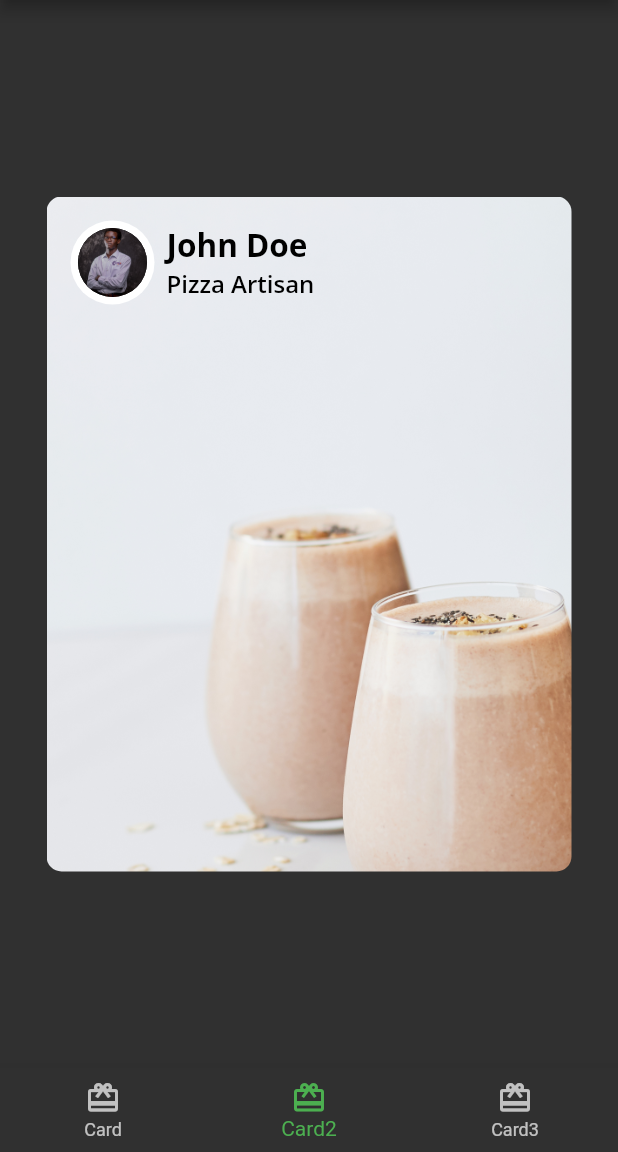
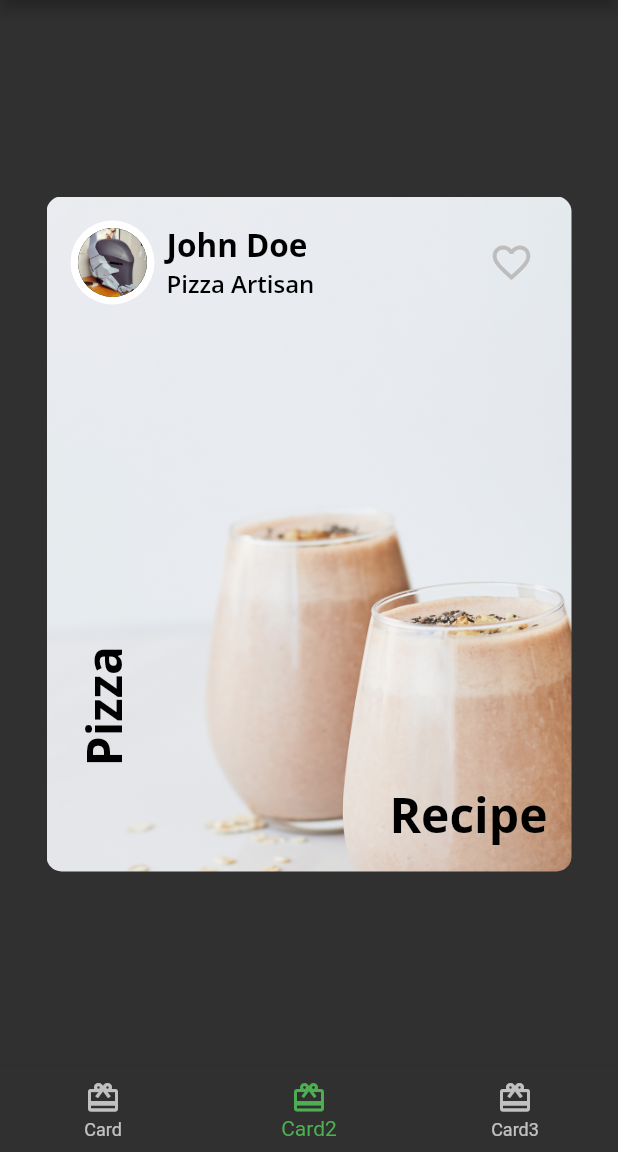
Before and after one commit to Kraftsman1/foodie, a Flutter app: the screen it shows after launch, item 2 of the bottom bar chosen, on a phone screen of 412 x 824 dp, the part 84-1236 px from its top. Run offline on Flutter 3.47's test engine with Material 2 defaults, Android fonts, the phone set to English and light mode, and no system bars; our stand-ins replace google_fonts.

Commit message:
finished card 2

```diff
--- a/lib/author_card.dart
+++ b/lib/author_card.dart
@@ -20,7 +20,7 @@ class AuthorCard extends StatelessWidget {
     return Container(
       padding: const EdgeInsets.all(16),
       child: Row(
-        //TODO: Add alignment
+        mainAxisAlignment: MainAxisAlignment.spaceBetween,
         children: [
           Row(
             children: [
@@ -46,7 +46,19 @@ class AuthorCard extends StatelessWidget {
               ),
             ],
           ),
-          //TODO: Add IconButton
+          IconButton(
+            icon: const Icon(Icons.favorite_border),
+            iconSize: 30,
+            color: Colors.grey[400],
+            onPressed: () {
+              const snackBar = SnackBar(
+                content: Text(
+                  'Favorite Pressed',
+                ),
+              );
+              ScaffoldMessenger.of(context).showSnackBar(snackBar);
+            },
+          ),
         ],
       ),
     );
--- a/lib/cards/card2.dart
+++ b/lib/cards/card2.dart
@@ -1,5 +1,6 @@
 import 'package:flutter/material.dart';
 import '../author_card.dart';
+import '../foodie_theme.dart';
 class Card2 extends StatelessWidget {
   const Card2({super.key});
 
@@ -20,14 +21,38 @@ class Card2 extends StatelessWidget {
             Radius.circular(10),
           ),
         ),
-        child: const Column(
+        child: Column(
           children: [
-            AuthorCard(
+            const AuthorCard(
               authorName: 'John Doe',
               title: 'Pizza Artisan',
-              imageProvider: AssetImage('assets/me.jpg'),
-              )
-            //TODO: Add Positioned text
+              imageProvider: AssetImage('assets/me.jpeg'),
+              ),
+            Expanded(
+              child: Stack(
+                children: [
+                  Positioned(
+                    bottom: 16,
+                    right: 16,
+                    child: Text(
+                      'Recipe',
+                      style: FoodieTheme.lightTextTheme.displayLarge,
+                    ),
+                  ),
+                  Positioned(
+                    bottom: 70,
+                    left: 16,
+                    child: RotatedBox(
+                      quarterTurns: 3,
+                      child: Text(
+                        'Pizza',
+                        style: FoodieTheme.lightTextTheme.displayLarge,
+                      ),
+                    ),
+                  )
+                ],
+              ),
+            )
           ],
         ),
       ),
```
Also changed, not shown: assets/me.jpeg (added), assets/me.jpg (deleted).
